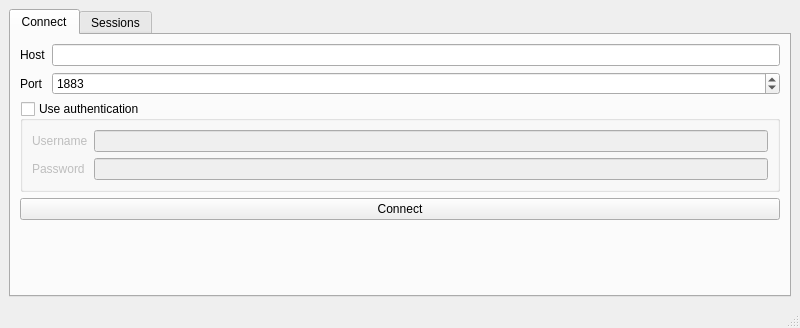
First picture: the form in ui/startupwindow.ui, repository mwdmwd/mqtt-navigator, before the edit.
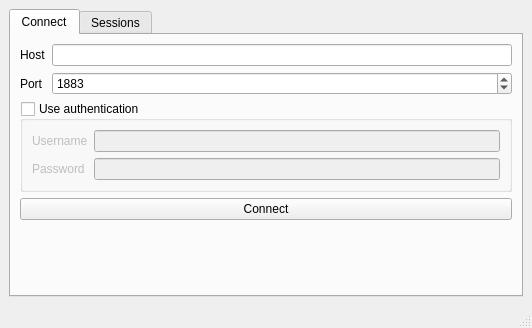
Second picture: the form after the edit.

Commit message: Make startup window less wide

Diff of the .ui file:
```diff
--- a/ui/startupwindow.ui
+++ b/ui/startupwindow.ui
@@ -6,7 +6,7 @@
    <rect>
     <x>0</x>
     <y>0</y>
-    <width>800</width>
+    <width>532</width>
     <height>328</height>
    </rect>
   </property>
```
